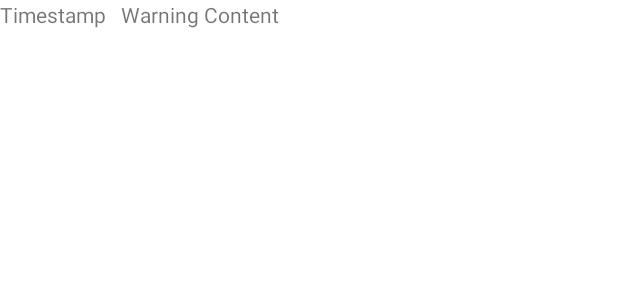
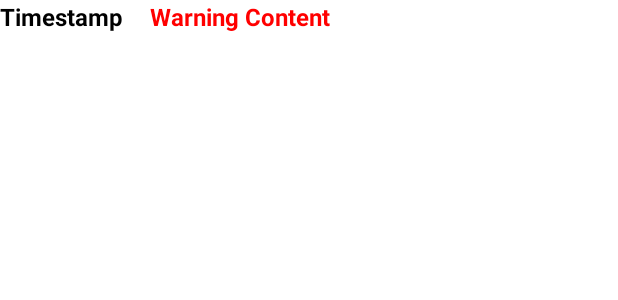
Before and after one commit to NgocHuyen19521645/NT131.M11_12, an Android app: the layout item_warning.xml on its own in the app's theme, with its tools: preview values and no code run, on a phone screen of 412 x 824 dp. Shown: the top 300 px of the screen. Run offline under Robolectric (Android 15) with nearby library versions, the phone set to English and light mode, and no system bars.

Commit message:
edit giao dien

```diff
--- a/App/App/app/src/main/res/layout/item_warning.xml
+++ b/App/App/app/src/main/res/layout/item_warning.xml
@@ -7,13 +7,19 @@
         android:id="@+id/idtvTimestamp"
         android:layout_width="wrap_content"
         android:layout_height="wrap_content"
+        android:textStyle="bold"
+        android:textColor="@color/black"
+        android:textSize="16dp"
         app:layout_constraintLeft_toLeftOf="parent"
         app:layout_constraintTop_toTopOf="parent"
         android:text="Timestamp"
         />
     <TextView
         android:id="@+id/idtvWarningContent"
-        android:layout_marginLeft="10dp"
+        android:layout_marginLeft="18dp"
+        android:textStyle="bold"
+        android:textColor="@color/red"
+        android:textSize="16dp"
         android:layout_width="wrap_content"
         android:layout_height="wrap_content"
         app:layout_constraintTop_toTopOf="parent"
--- a/App/App/app/src/main/res/values/colors.xml
+++ b/App/App/app/src/main/res/values/colors.xml
@@ -7,4 +7,5 @@
     <color name="teal_700">#FF018786</color>
     <color name="black">#FF000000</color>
     <color name="white">#FFFFFFFF</color>
+    <color name="red">#ff0000</color>
 </resources>
```
Also changed, not shown: App/App/app/src/main/java/com/example/monitorapp/MainActivity.java (+6 -1 lines), App/App/app/src/main/res/layout/activity_main.xml (+27 -13 lines), 1 other file.
